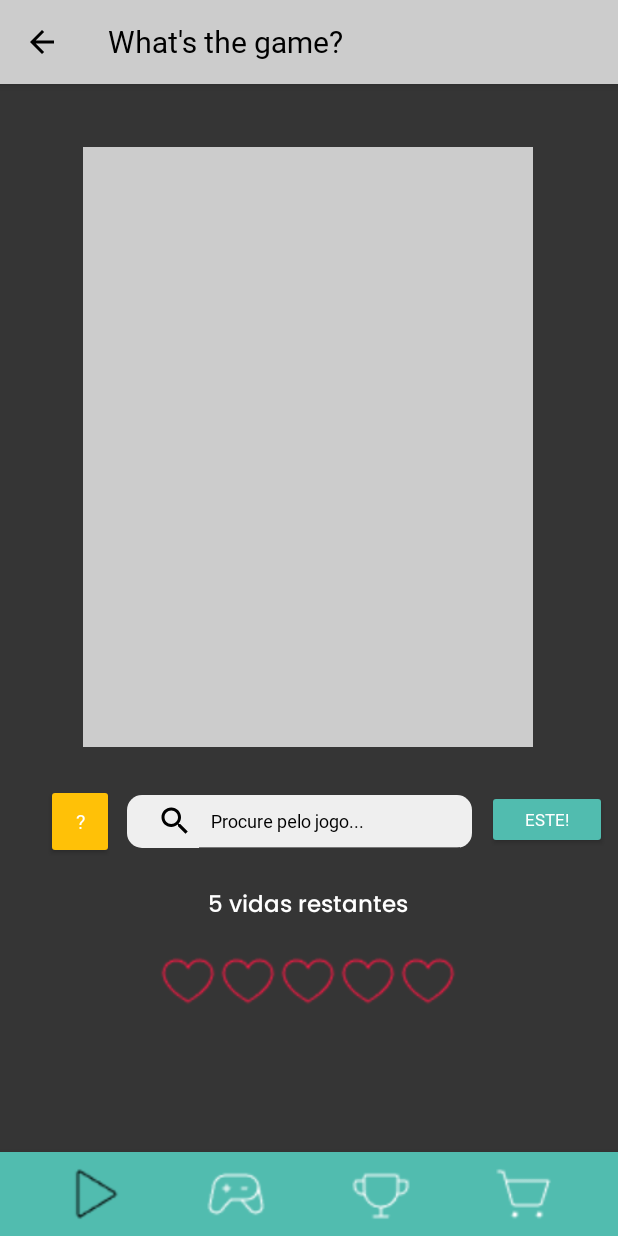
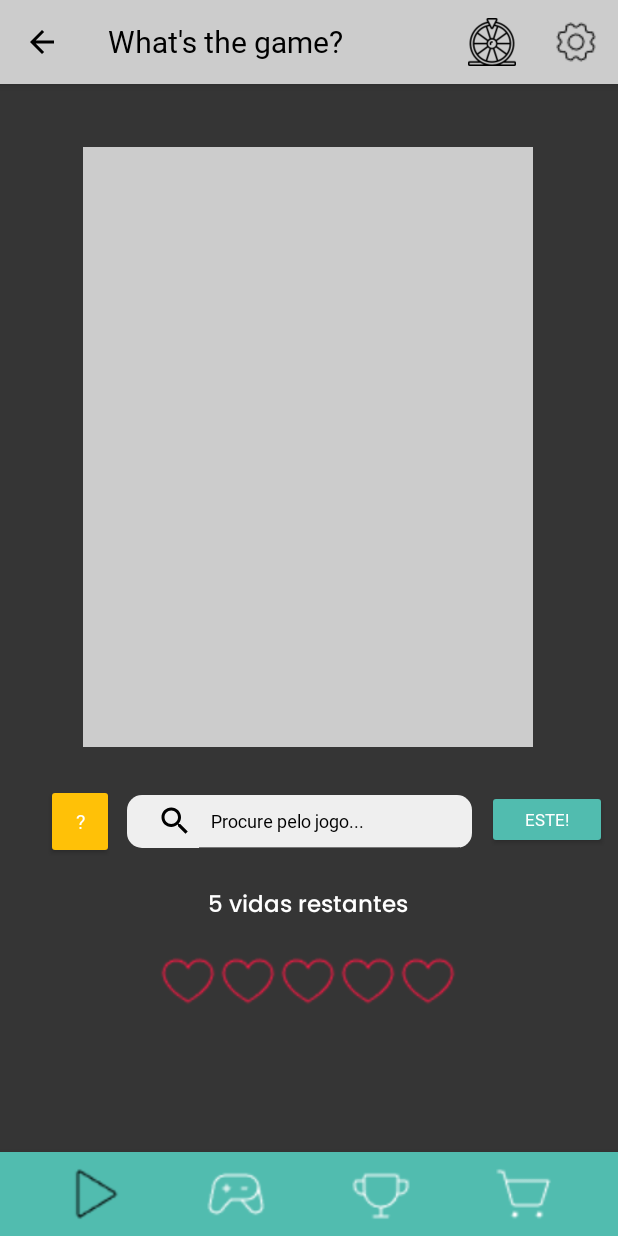
Before and after one commit to Mazzotti1/Gameaily, an Android app: the WhatsTheGameActivity screen opened directly, with no data from a screen before it, on a phone screen of 412 x 824 dp. Run offline under Robolectric (Android 15) with nearby library versions, the phone set to English and light mode, and no system bars; our stand-ins replace navigation-ui.

Commit message:
Fix icons appbar

```diff
--- a/Whatsthegame/app/build.gradle
+++ b/Whatsthegame/app/build.gradle
@@ -33,6 +33,9 @@ android {
     viewBinding{
         enabled = true
     }
+    buildFeatures {
+        viewBinding true
+    }
 }
 
 dependencies {
--- a/Whatsthegame/app/src/main/java/com/whatsthegame/WhatsTheGameActivity.kt
+++ b/Whatsthegame/app/src/main/java/com/whatsthegame/activitys/WhatsTheGameActivity.kt
@@ -1,17 +1,36 @@
-package com.whatsthegame
+package com.whatsthegame.activitys
 
 import androidx.appcompat.app.AppCompatActivity
 import android.os.Bundle
+import android.view.Menu
+import android.view.MenuItem
 
 import androidx.navigation.findNavController
 import androidx.navigation.ui.setupWithNavController
 import com.google.android.material.bottomnavigation.BottomNavigationView
+import com.whatsthegame.R
 import com.whatsthegame.databinding.ActivityMainBinding
 
 class WhatsTheGameActivity : AppCompatActivity() {
 
     private val layoutId = R.layout.activity_whats_the_game
     private lateinit var viewBinding: ActivityMainBinding
+
+    override fun onCreateOptionsMenu(menu: Menu?): Boolean {
+        menuInflater.inflate(R.menu.menu_app_bar, menu)
+        return true
+    }
+    override fun onOptionsItemSelected(item: MenuItem): Boolean {
+        when (item.itemId) {
+            R.id.icon_bet -> {
+                return true
+            }
+            R.id.icon_gear -> {
+                return true
+            }
+            else -> return super.onOptionsItemSelected(item)
+        }
+    }
 
     override fun onCreate(savedInstanceState: Bundle?) {
         super.onCreate(savedInstanceState)
--- a/Whatsthegame/app/src/main/res/layout/activity_main.xml
+++ b/Whatsthegame/app/src/main/res/layout/activity_main.xml
@@ -5,8 +5,7 @@
     android:layout_width="match_parent"
     android:layout_height="match_parent"
     android:background="@color/background"
-    tools:context=".MainActivity">
-
+    tools:context=".activitys.MainActivity">
 
     <TextView
         android:layout_width="wrap_content"
--- a/Whatsthegame/app/src/main/res/layout/activity_whats_the_game.xml
+++ b/Whatsthegame/app/src/main/res/layout/activity_whats_the_game.xml
@@ -4,7 +4,7 @@
     xmlns:tools="http://schemas.android.com/tools"
     android:layout_width="match_parent"
     android:layout_height="match_parent"
-    tools:context=".WhatsTheGameActivity"
+    tools:context=".activitys.WhatsTheGameActivity"
         >
 
 
--- /dev/null
+++ b/Whatsthegame/app/src/main/res/menu/menu_app_bar.xml
@@ -0,0 +1,18 @@
+<?xml version="1.0" encoding="utf-8"?>
+<menu xmlns:app="http://schemas.android.com/apk/res-auto"
+    xmlns:android="http://schemas.android.com/apk/res/android">
+    <item
+        android:id="@+id/icon_bet"
+        android:title="Icon 1"
+        android:icon="@drawable/bet"
+        android:orderInCategory="100"
+        app:showAsAction="always" />
+
+    <item
+        android:id="@+id/icon_gear"
+        android:title="Icon 2"
+        android:icon="@drawable/gearthin"
+        android:orderInCategory="101"
+        app:showAsAction="always"
+        />
+</menu>
--- /dev/null
+++ b/Whatsthegame/app/src/main/res/values-land/dimens.xml
@@ -0,0 +1,3 @@
+<resources>
+    <dimen name="fab_margin">48dp</dimen>
+</resources>
--- /dev/null
+++ b/Whatsthegame/app/src/main/res/values-v26/styles.xml
@@ -0,0 +1,10 @@
+<?xml version="1.0" encoding="utf-8"?>
+<resources>
+
+    <style name="AppTheme.WhatsTheGameActivity" parent="Theme.AppCompat">
+        <item name="colorPrimary">@color/appBar</item>
+        <item name="android:fontFamily">@font/mochiypoppone_regular</item>
+        <item name="android:textColorPrimary">@color/black</item>
+        <item name="android:colorControlNormal">@color/black</item>
+    </style>
+</resources>
--- /dev/null
+++ b/Whatsthegame/app/src/main/res/values-w1240dp/dimens.xml
@@ -0,0 +1,3 @@
+<resources>
+    <dimen name="fab_margin">200dp</dimen>
+</resources>
--- /dev/null
+++ b/Whatsthegame/app/src/main/res/values-w600dp/dimens.xml
@@ -0,0 +1,3 @@
+<resources>
+    <dimen name="fab_margin">48dp</dimen>
+</resources>
--- a/Whatsthegame/app/src/main/res/values/dimens.xml
+++ b/Whatsthegame/app/src/main/res/values/dimens.xml
@@ -1,4 +1,5 @@
 <?xml version="1.0" encoding="utf-8"?>
 <resources>
     <dimen name="icon_size">40dp</dimen>
+    <dimen name="fab_margin">16dp</dimen>
 </resources>
--- a/Whatsthegame/app/src/main/res/values/styles.xml
+++ b/Whatsthegame/app/src/main/res/values/styles.xml
@@ -15,6 +15,14 @@
     </style>
 
     <style name="AppTheme.WhatsTheGameActivity" parent="Theme.AppCompat">
+        <item name="colorPrimary">@color/appBar</item>
+        <item name="android:fontFamily">@font/mochiypoppone_regular</item>
+        <item name="android:textColorPrimary">@color/black</item>
+        <item name="android:color">@color/black</item>
+        <item name="android:colorControlNormal">@color/black</item>
+    </style>
+
+    <style name="AppTheme.RankActivity" parent="Theme.AppCompat">
         <item name="colorPrimary">@color/appBar</item>
         <item name="android:fontFamily">@font/mochiypoppone_regular</item>
         <item name="android:textColorPrimary">@color/black</item>
```
Also changed, not shown: Whatsthegame/app/src/main/AndroidManifest.xml (+12 -15 lines), Whatsthegame/app/src/main/java/com/whatsthegame/activitys/MainActivity.kt (renamed from Whatsthegame/app/src/main/java/com/whatsthegame/MainActivity.kt, +2 -8 lines), Whatsthegame/app/src/main/res/values/strings.xml (+9 -0 lines), Whatsthegame/app/src/main/res/values/themes.xml (+9 -0 lines), Whatsthegame/app/src/main/res/drawable/bet.png (added), Whatsthegame/app/src/main/res/drawable/gearthin.png.
